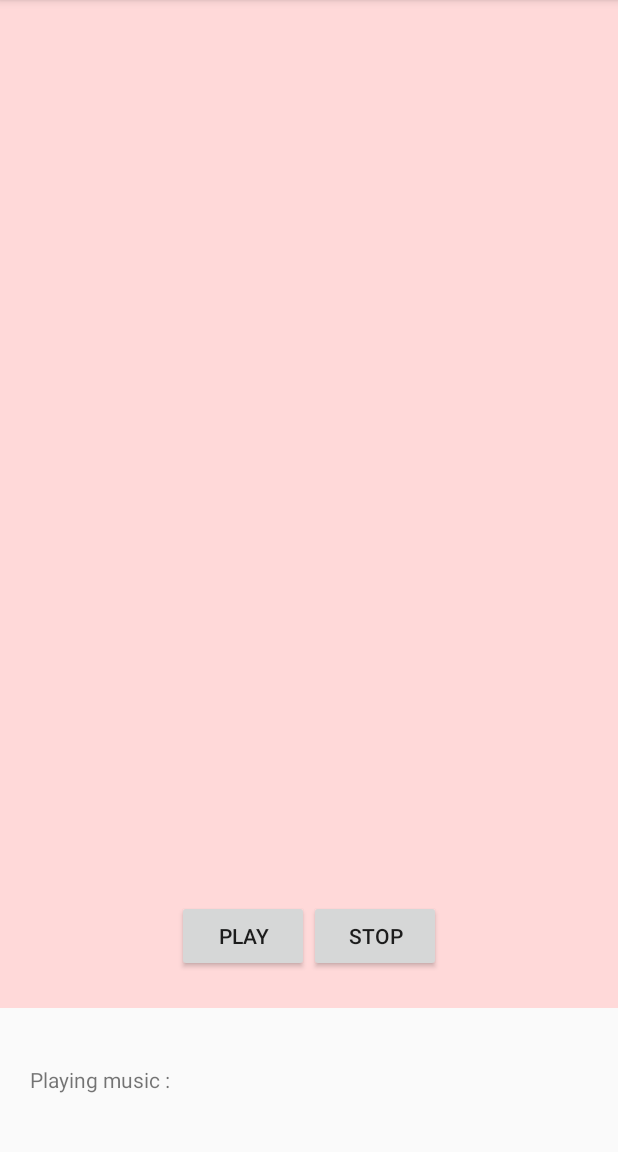
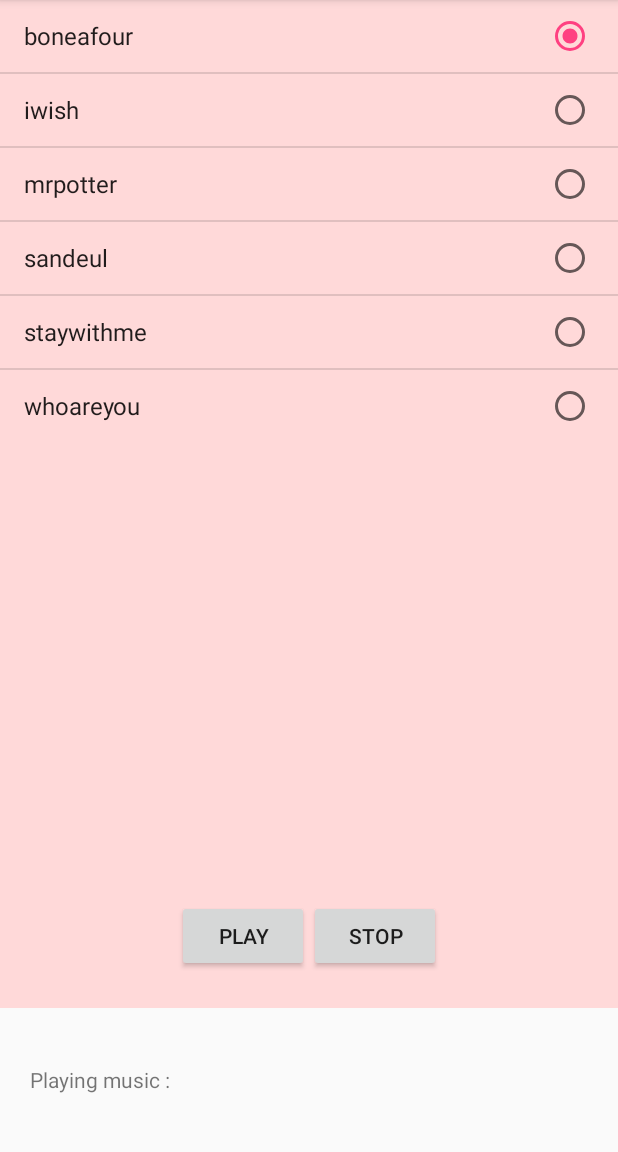
Before and after one commit to jinjinE/AudioList, an Android app: the screen it shows after launch (MainActivity), on a phone screen of 412 x 824 dp, the part 84-1236 px from its top. Run offline under Robolectric (Android 15) with nearby library versions, the light colour scheme and no system bars.

Commit message:
#3 Set music at ListView

```diff
--- a/app/src/main/java/emirim0223/kr/hs/emirim/audiolist/MainActivity.java
+++ b/app/src/main/java/emirim0223/kr/hs/emirim/audiolist/MainActivity.java
@@ -2,12 +2,32 @@ package emirim0223.kr.hs.emirim.audiolist;
 
 import android.support.v7.app.AppCompatActivity;
 import android.os.Bundle;
+import android.widget.ArrayAdapter;
+import android.widget.Button;
+import android.widget.ListView;
+import android.widget.ProgressBar;
+import android.widget.TextView;
 
 public class MainActivity extends AppCompatActivity {
+    ListView list;
+    Button butPlay, butStop;
+    TextView textMusic;
+    ProgressBar progress;
+    String[] musics = {"boneafour","iwish","mrpotter","sandeul","staywithme","whoareyou"};
 
     @Override
     protected void onCreate(Bundle savedInstanceState) {
         super.onCreate(savedInstanceState);
         setContentView(R.layout.activity_main);
+        list = (ListView) findViewById(R.id.List_music);
+        butPlay = (Button)findViewById(R.id.but_play);
+        butStop = (Button)findViewById(R.id.but_stop);
+        textMusic = (TextView)findViewById(R.id.text_music);
+        progress = (ProgressBar)findViewById(R.id.progress_music);
+        ArrayAdapter<String> adapter = new ArrayAdapter<String>(this, android.R.layout.simple_list_item_single_choice,musics);
+        list.setAdapter(adapter);
+        list.setChoiceMode(ListView.CHOICE_MODE_SINGLE);
+        list.setItemChecked(0,true);
+
     }
 }
```
